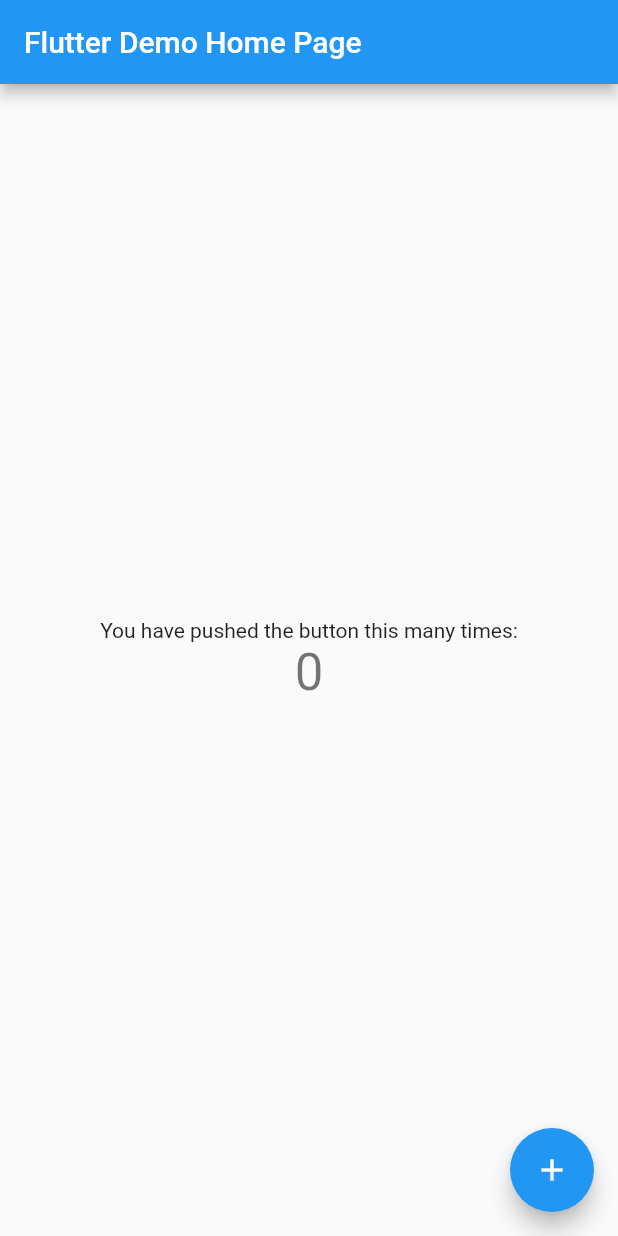
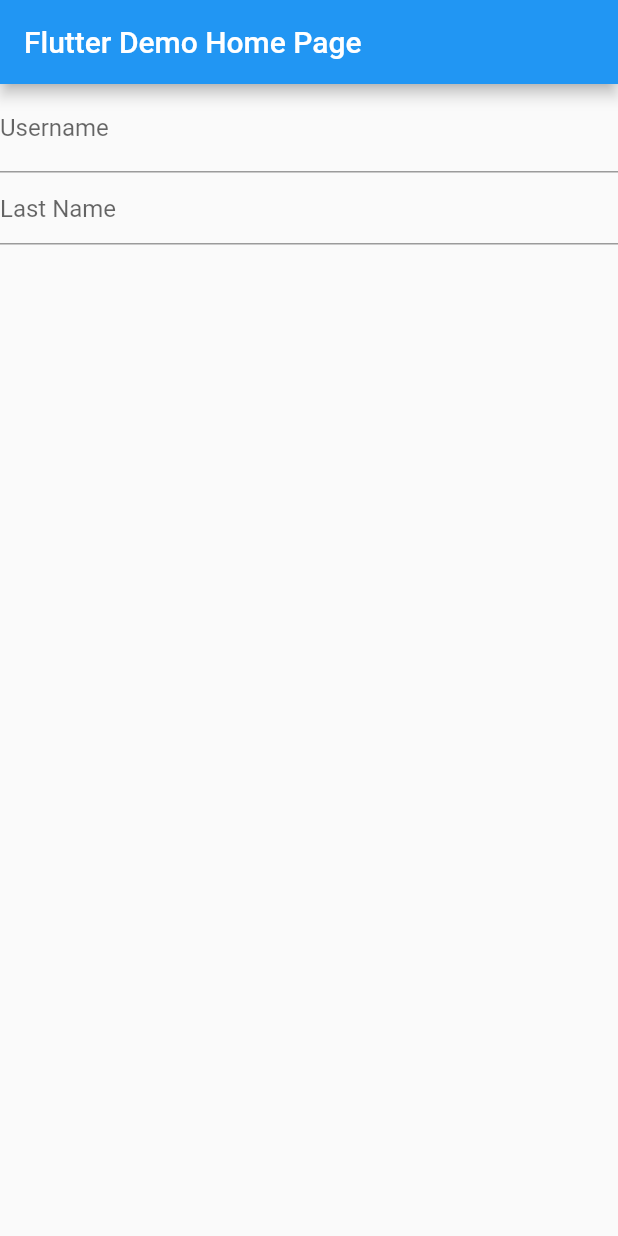
Before and after one commit to rajajawahar/FlutterDatabaseSQFLite, a Flutter app: the screen it shows after launch, on a phone screen of 412 x 824 dp. Run offline on Flutter 3.47's test engine with Material 2 defaults, Android fonts, the phone set to English and light mode, and no system bars; our stand-ins replace sqflite; accounts and stored records are empty.

Commit message:
FirstName and Lastname textform added

```diff
--- a/lib/main.dart
+++ b/lib/main.dart
@@ -7,16 +7,8 @@ class MyApp extends StatelessWidget {
   @override
   Widget build(BuildContext context) {
     return new MaterialApp(
-      title: 'Flutter Demo',
+      title: 'SQFLite DataBase Demo',
       theme: new ThemeData(
-        // This is the theme of your application.
-        //
-        // Try running your application with "flutter run". You'll see the
-        // application has a blue toolbar. Then, without quitting the app, try
-        // changing the primarySwatch below to Colors.green and then invoke
-        // "hot reload" (press "r" in the console where you ran "flutter run",
-        // or press Run > Flutter Hot Reload in IntelliJ). Notice that the
-        // counter didn't reset back to zero; the application is not restarted.
         primarySwatch: Colors.blue,
       ),
       home: new MyHomePage(title: 'Flutter Demo Home Page'),
@@ -26,16 +18,6 @@ class MyApp extends StatelessWidget {
 
 class MyHomePage extends StatefulWidget {
   MyHomePage({Key key, this.title}) : super(key: key);
-
-  // This widget is the home page of your application. It is stateful, meaning
-  // that it has a State object (defined below) that contains fields that affect
-  // how it looks.
-
-  // This class is the configuration for the state. It holds the values (in this
-  // case the title) provided by the parent (in this case the App widget) and
-  // used by the build method of the State. Fields in a Widget subclass are
-  // always marked "final".
-
   final String title;
 
   @override
@@ -43,67 +25,25 @@ class MyHomePage extends StatefulWidget {
 }
 
 class _MyHomePageState extends State<MyHomePage> {
-  int _counter = 0;
 
-  void _incrementCounter() {
-    setState(() {
-      // This call to setState tells the Flutter framework that something has
-      // changed in this State, which causes it to rerun the build method below
-      // so that the display can reflect the updated values. If we changed
-      // _counter without calling setState(), then the build method would not be
-      // called again, and so nothing would appear to happen.
-      _counter++;
-    });
-  }
+String _username;
+
 
   @override
   Widget build(BuildContext context) {
-    // This method is rerun every time setState is called, for instance as done
-    // by the _incrementCounter method above.
-    //
-    // The Flutter framework has been optimized to make rerunning build methods
-    // fast, so that you can just rebuild anything that needs updating rather
-    // than having to individually change instances of widgets.
+
     return new Scaffold(
       appBar: new AppBar(
-        // Here we take the value from the MyHomePage object that was created by
-        // the App.build method, and use it to set our appbar title.
         title: new Text(widget.title),
       ),
-      body: new Center(
-        // Center is a layout widget. It takes a single child and positions it
-        // in the middle of the parent.
-        child: new Column(
-          // Column is also layout widget. It takes a list of children and
-          // arranges them vertically. By default, it sizes itself to fit its
-          // children horizontally, and tries to be as tall as its parent.
-          //
-          // Invoke "debug paint" (press "p" in the console where you ran
-          // "flutter run", or select "Toggle Debug Paint" from the Flutter tool
-          // window in IntelliJ) to see the wireframe for each widget.
-          //
-          // Column has various properties to control how it sizes itself and
-          // how it positions its children. Here we use mainAxisAlignment to
-          // center the children vertically; the main axis here is the vertical
-          // axis because Columns are vertical (the cross axis would be
-          // horizontal).
-          mainAxisAlignment: MainAxisAlignment.center,
-          children: <Widget>[
-            new Text(
-              'You have pushed the button this many times:',
-            ),
-            new Text(
-              '$_counter',
-              style: Theme.of(context).textTheme.display1,
-            ),
-          ],
-        ),
-      ),
-      floatingActionButton: new FloatingActionButton(
-        onPressed: _incrementCounter,
-        tooltip: 'Increment',
-        child: new Icon(Icons.add),
-      ), // This trailing comma makes auto-formatting nicer for build methods.
+      body: new Column(children: <Widget>[
+        new TextFormField(
+    decoration: new InputDecoration(labelText: 'Username'),
+    validator: (val) => val.isEmpty? 'Username can\'t be empty.' : null,
+    onSaved: (val) => _username = val,
+  ),
+        new TextField(decoration: new InputDecoration(hintText: "Last Name"),
+        )],)
     );
   }
 }
```
